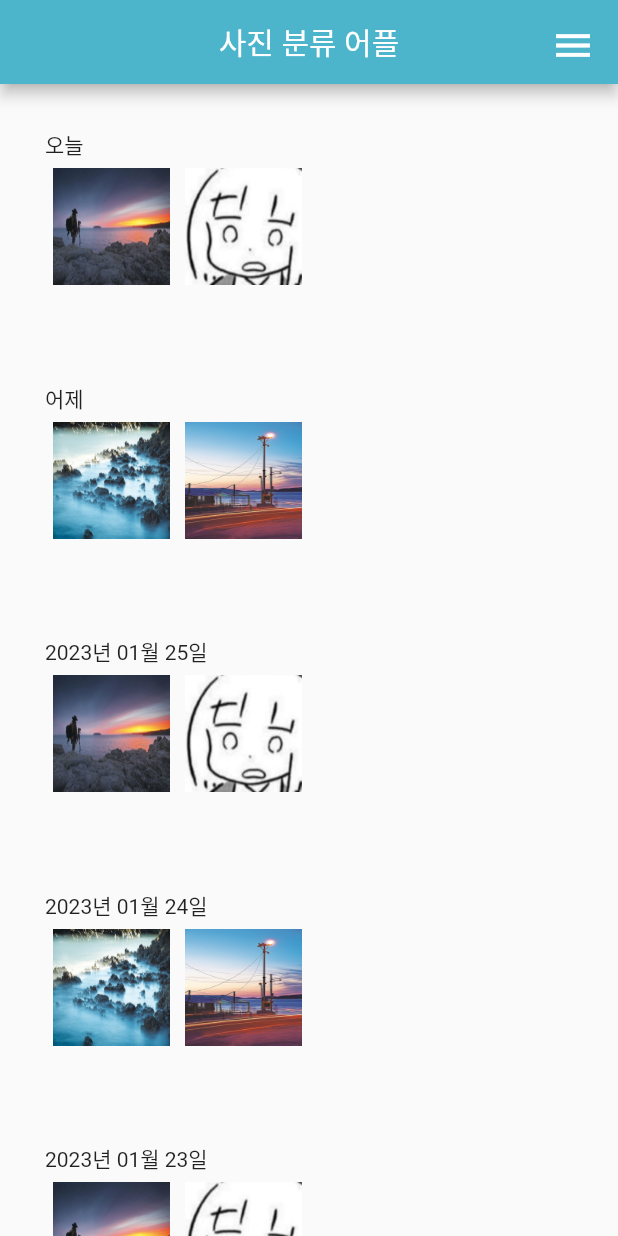
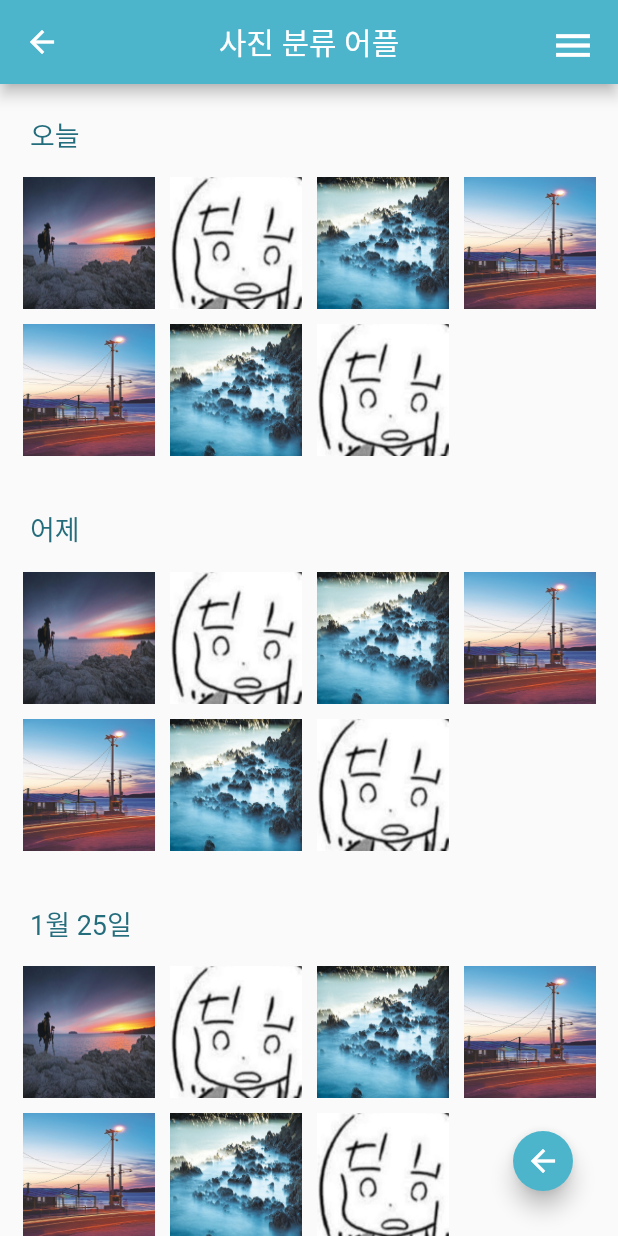
Before and after one commit to haZuny/GDSC-image-cloud-app, a Flutter app: the ImageListPage screen opened directly, on a phone screen of 412 x 824 dp. Run offline on Flutter 3.47's test engine with Material 2 defaults, Android fonts, the phone set to English and light mode, and no system bars; drawn by our look-alikes of dropdown_button2; our stand-ins replace get.

Commit message:
GetX 적용

```diff
--- a/lib/AppBar_Drawer.dart
+++ b/lib/AppBar_Drawer.dart
@@ -1,5 +1,8 @@
 import 'package:flutter/material.dart';
 import 'package:dropdown_button2/dropdown_button2.dart';
+import 'package:get/get.dart';
+import 'package:get/get_core/src/get_main.dart';
+import 'package:toy_project/MainPage.dart';
 import 'BaseFile.dart';
 
 class MyAppBar extends StatelessWidget implements PreferredSize {
@@ -65,13 +68,12 @@
               onChanged: (e) {
                 switch (e) {
                   case 1:
-                    print('anpr');
+                    Get.offAll(MainPage());
                     break;
                   case 2:
                     print('qwer');
                     break;
                   default:
-                    print('aaaaa');
                     break;
                 }
               },
--- a/lib/BaseFile.dart
+++ b/lib/BaseFile.dart
@@ -14,13 +14,19 @@
 double appBarMenuPaddingSize = 15;
 double appBarDropDownWidth = 150;
 double appBarDropDownIconSize = 30;
+double floatingBtnMargin = 10;
 // MainPage
-int listBoxSizePercent = 70;
+int listBoxSizePercent = 70;  // height
 double titleImgSize = 60;
 double titleImgRound = 20;
 double mainListTitleFontSize = 20;
 double mainListPaddingSize = 20;
 double mainImgTitleThinSize = 30;
+// ImageListPage
+double imgListPageDateFontSize = 18;
+double imgListPageDateFontPadding = 10;
+double imgListPageDatePadding = 10;
+double imgListPageGabPerImg = 5;
 
 /// 화면 크기 반환
 double getFulLSizePercent(BuildContext context, int percent, bool isWidth){
--- a/lib/ImgListPage.dart
+++ b/lib/ImgListPage.dart
@@ -1,7 +1,10 @@
 import 'package:flutter/material.dart';
+
 import 'package:intl/intl.dart';
-import 'package:toy_project/BaseFile.dart';
+import 'package:get/get.dart';
+import 'GetControllers.dart';
 
+import 'BaseFile.dart';
 import 'AppBar_Drawer.dart';
 
 class ImageListPage extends StatefulWidget {
@@ -10,16 +13,14 @@
 }
 
 class _ImageListPage extends State<ImageListPage> {
-  /// 날짜별로 정렬된 리스트
-  Map dateAlignedImgObj = {};
-
-  /// 키 리스트
-  List dateKeyList = [];
+  // GetX Controller
+  final controller = Get.put(ImageListController());
 
   /// 오늘 날짜
   DateTime now = DateTime.now();
   String formatDateNow = DateFormat('yyyy-MM-dd').format(DateTime.now());
-  String formatDateYesterDay = DateFormat('yyyy-MM-dd').format(DateTime.now().subtract(Duration(days: 1)));
+  String formatDateYesterDay = DateFormat('yyyy-MM-dd')
+      .format(DateTime.now().subtract(Duration(days: 1)));
 
   /// 초기 동작
   @override
@@ -28,89 +29,124 @@
     super.initState();
 
     // 임시로 이미지 삽입
-    for (int i = 0; i < 50; i++) {
-      DateTime date = DateTime(now.year, now.month, now.day)
-          .subtract(Duration(days: (i / 2).toInt()));
-      print(date);
-      if (dateAlignedImgObj.containsKey(date)) {
-        dateAlignedImgObj[date].add(ImageObj(
-            i,
-            i % 4 == 0
-                ? Image.asset(
-                    'assets/img/test1.jpg',
-                    fit: BoxFit.fill,
-                  )
-                : i % 4 == 1
-                    ? Image.asset('assets/img/test2.jpg', fit: BoxFit.fill)
-                    : i % 4 == 2
-                        ? Image.asset('assets/img/test3.jpg', fit: BoxFit.fill)
-                        : Image.asset('assets/img/test4.jpg', fit: BoxFit.fill),
-            date));
-      } else {
-        dateAlignedImgObj[date] = [
-          ImageObj(
-              i,
-              i % 4 == 0
-                  ? Image.asset(
-                      'assets/img/test1.jpg',
-                      fit: BoxFit.fill,
-                    )
-                  : i % 4 == 1
-                      ? Image.asset('assets/img/test2.jpg', fit: BoxFit.fill)
-                      : i % 4 == 2
-                          ? Image.asset('assets/img/test3.jpg',
-                              fit: BoxFit.fill)
-                          : Image.asset('assets/img/test4.jpg',
-                              fit: BoxFit.fill),
-              date)
-        ];
-        dateKeyList.add(date);
-      }
+    for (int i = 0; i < 100; i++) {
+      DateTime date = DateTime.now().subtract(Duration(days: i));
+      controller.addImgObj(ImageObj(
+          i, Image.asset('assets/img/test1.jpg', fit: BoxFit.fill), date));
+      controller.addImgObj(ImageObj(
+          i, Image.asset('assets/img/test2.jpg', fit: BoxFit.fill), date));
+      controller.addImgObj(ImageObj(
+          i, Image.asset('assets/img/test3.jpg', fit: BoxFit.fill), date));
+      controller.addImgObj(ImageObj(
+          i, Image.asset('assets/img/test4.jpg', fit: BoxFit.fill), date));
+      controller.addImgObj(ImageObj(
+          i, Image.asset('assets/img/test4.jpg', fit: BoxFit.fill), date));
+      controller.addImgObj(ImageObj(
+          i, Image.asset('assets/img/test3.jpg', fit: BoxFit.fill), date));
+      controller.addImgObj(ImageObj(
+          i, Image.asset('assets/img/test2.jpg', fit: BoxFit.fill), date));
     }
   }
 
   @override
   Widget build(BuildContext context) => Scaffold(
       appBar: MyAppBar(true),
+      floatingActionButton: Container(
+        margin: EdgeInsets.all(floatingBtnMargin),
+        child: FloatingActionButton.small(
+          onPressed: () {
+            Get.back();
+          },
+          child: Icon(Icons.arrow_back),
+          backgroundColor: Color(color_mint),
+        ),
+      ),
 
       /// 날짜 리스트
       body: ListView.builder(
-          itemCount: dateKeyList.length,
+          itemCount: controller.dateKeyList.length,
           itemBuilder: (context, idx) => Padding(
-                padding: EdgeInsets.all(30),
+                padding: EdgeInsets.all(imgListPageDatePadding),
                 child: Column(
                   crossAxisAlignment: CrossAxisAlignment.start,
                   children: [
                     // 오늘
-                    dateKeyList[idx].toString().substring(0, 10) ==
+                    controller.dateKeyList[idx].toString().substring(0, 10) ==
                             formatDateNow
-                        ? Text("오늘")
+                        ? Padding(
+                            padding: EdgeInsets.all(imgListPageDateFontPadding),
+                            child: Text(
+                              "오늘",
+                              style: TextStyle(
+                                  fontSize: imgListPageDateFontSize,
+                                  color: Color(color_deepMint)),
+                            ),
+                          )
                         :
                         // 어제
-                        dateKeyList[idx].toString().substring(0, 10) ==
+                        controller.dateKeyList[idx]
+                                    .toString()
+                                    .substring(0, 10) ==
                                 formatDateYesterDay
-                            ? Text("어제")
-                            : Text(dateKeyList[idx].toString().substring(0, 4) +
-                                '년 ' +
-                                dateKeyList[idx].toString().substring(5, 7) +
-                                "월 " +
-                                dateKeyList[idx].toString().substring(8, 10) +
-                                '일'),
-
-                    // if (dateKeyList[idx].year == now.year && dateKeyList[idx].month == now.month && dateKeyList[idx].day == now.day)
-                    //   Text(dateKeyList[idx].toString().substring(0,10)),
-                    // else if()
-                    //   Text('a'),
+                            ? Padding(
+                                padding:
+                                    EdgeInsets.all(imgListPageDateFontPadding),
+                                child: Text(
+                                  "어제",
+                                  style: TextStyle(
+                                      fontSize: imgListPageDateFontSize,
+                                      color: Color(color_deepMint)),
+                                ),
+                              )
+                            : controller.dateKeyList[idx].year == now.year
+                                // 올해
+                                ? Padding(
+                                    padding: EdgeInsets.all(
+                                        imgListPageDateFontPadding),
+                                    child: Text(
+                                      controller.dateKeyList[idx].month
+                                              .toString() +
+                                          '월 ' +
+                                          controller.dateKeyList[idx].day
+                                              .toString() +
+                                          '일',
+                                      style: TextStyle(
+                                          fontSize: imgListPageDateFontSize,
+                                          color: Color(color_deepMint)),
+                                    ),
+                                  )
+                                // 아주 먼 옛날
+                                : Padding(
+                                    padding: EdgeInsets.all(
+                                        imgListPageDateFontPadding),
+                                    child: Text(
+                                      controller.dateKeyList[idx].year
+                                              .toString() +
+                                          '년 ' +
+                                          controller.dateKeyList[idx].month
+                                              .toString() +
+                                          "월 " +
+                                          controller.dateKeyList[idx].day
+                                              .toString() +
+                                          '일',
+                                      style: TextStyle(
+                                          fontSize: imgListPageDateFontSize,
+                                          color: Color(color_deepMint)),
+                                    ),
+                                  ),
 
                     /// 사진 그리드
                     GridView.builder(
                       shrinkWrap: true,
                       physics: NeverScrollableScrollPhysics(),
-                      itemCount: dateAlignedImgObj[dateKeyList[idx]].length,
+                      itemCount: controller
+                          .dateImgObjMap[controller.dateKeyList[idx]]!.length,
                       itemBuilder: (context, idx2) {
                         return Padding(
-                            padding: EdgeInsets.all(5),
-                            child: dateAlignedImgObj[dateKeyList[idx]][idx2]
+                            padding: EdgeInsets.all(imgListPageGabPerImg),
+                            child: controller
+                                .dateImgObjMap[controller.dateKeyList[idx]]![
+                                    idx2]
                                 .photo);
                       },
                       gridDelegate: SliverGridDelegateWithFixedCrossAxisCount(
@@ -120,16 +156,3 @@
                 ),
               )));
 }
-
-/// 이미지 객체
-class ImageObj {
-  final int phothID;
-  final Image photo;
-  final DateTime uploadAt;
-
-  // 생성자
-  const ImageObj(int id, Image img, DateTime date)
-      : phothID = id,
-        photo = img,
-        uploadAt = date;
-}
--- a/lib/main.dart
+++ b/lib/main.dart
@@ -2,6 +2,7 @@
 import 'package:flutter/services.dart';
 import 'MainPage.dart';
 import 'ImgListPage.dart';
+import 'package:get/get.dart';
 
 void main() {
   /// 상태바 색상 변경
@@ -15,13 +16,13 @@
   // This widget is the root of your application.
   @override
   Widget build(BuildContext context) {
-    return MaterialApp(
+    return GetMaterialApp(
       title: 'Flutter Demo',
       theme: ThemeData(
         appBarTheme: AppBarTheme(systemOverlayStyle:SystemUiOverlayStyle.light,)
       ),
       // home: MainPage(),
-      home: ImageListPage(),
+      home: MainPage(),
     );
   }
 }
--- a/pubspec.yaml
+++ b/pubspec.yaml
@@ -38,6 +38,7 @@
   cupertino_icons: ^1.0.2
   dropdown_button2: ^1.9.2
   intl: ^0.18.0
+  get: ^4.6.5
 
 dev_dependencies:
   flutter_test:
```
Also changed, not shown: lib/GetControllers.dart (added, +59 -0 lines), lib/MainPage.dart (+55 -64 lines), pubspec.lock.
